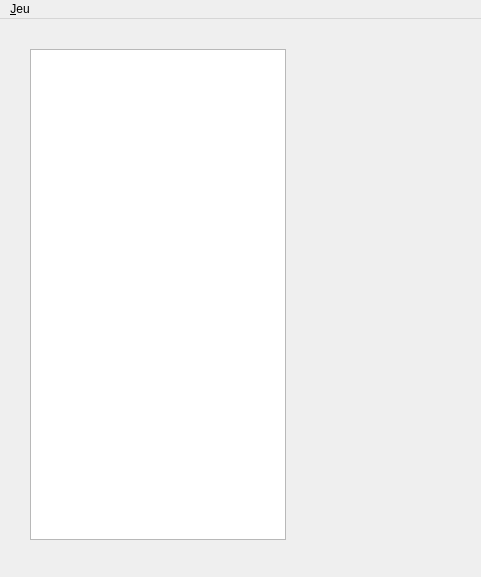
The window that mwtetris.ui (g-jouret/projetTetris) describes before a commit, drawn with Qt 5.
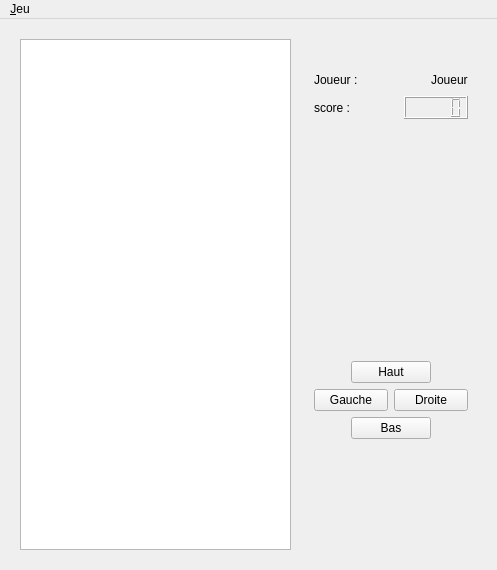
The same window after the commit.

Diff of the .ui file:
```diff
--- a/mwtetris.ui
+++ b/mwtetris.ui
@@ -6,99 +6,241 @@
    <rect>
     <x>0</x>
     <y>0</y>
-    <width>481</width>
-    <height>577</height>
+    <width>497</width>
+    <height>570</height>
    </rect>
   </property>
   <property name="windowTitle">
    <string>Tetris</string>
   </property>
   <widget class="QWidget" name="centralWidget">
-   <widget class="QTableView" name="tableView">
+   <widget class="QListView" name="listView">
     <property name="geometry">
      <rect>
-      <x>30</x>
-      <y>30</y>
-      <width>256</width>
-      <height>491</height>
+      <x>20</x>
+      <y>20</y>
+      <width>271</width>
+      <height>511</height>
      </rect>
     </property>
-   </widget>
-   <widget class="QWidget" name="layoutWidget">
-    <property name="geometry">
-     <rect>
-      <x>310</x>
-      <y>100</y>
-      <width>148</width>
-      <height>22</height>
-     </rect>
+    <property name="acceptDrops">
+     <bool>false</bool>
     </property>
-    <layout class="QHBoxLayout" name="horizontalLayout_2">
-     <item>
-      <widget class="QLabel" name="lbScore">
-       <property name="text">
-        <string>TextLabel</string>
-       </property>
-      </widget>
-     </item>
-     <item>
-      <spacer name="horizontalSpacer_2">
-       <property name="orientation">
-        <enum>Qt::Horizontal</enum>
-       </property>
-       <property name="sizeHint" stdset="0">
-        <size>
-         <width>40</width>
-         <height>20</height>
-        </size>
-       </property>
-      </spacer>
-     </item>
-     <item>
-      <widget class="QLabel" name="lbPlayerScore">
-       <property name="text">
-        <string>TextLabel</string>
-       </property>
-      </widget>
-     </item>
-    </layout>
+    <property name="dragDropMode">
+     <enum>QAbstractItemView::InternalMove</enum>
+    </property>
+    <property name="resizeMode">
+     <enum>QListView::Adjust</enum>
+    </property>
+    <property name="gridSize">
+     <size>
+      <width>10</width>
+      <height>20</height>
+     </size>
+    </property>
+    <property name="viewMode">
+     <enum>QListView::IconMode</enum>
+    </property>
    </widget>
    <widget class="QWidget" name="">
     <property name="geometry">
      <rect>
-      <x>310</x>
-      <y>50</y>
-      <width>148</width>
-      <height>22</height>
+      <x>303</x>
+      <y>40</y>
+      <width>176</width>
+      <height>391</height>
      </rect>
     </property>
-    <layout class="QHBoxLayout" name="horizontalLayout">
+    <layout class="QVBoxLayout" name="verticalLayout">
      <item>
-      <widget class="QLabel" name="lbName">
-       <property name="text">
-        <string>TextLabel</string>
-       </property>
-      </widget>
+      <layout class="QHBoxLayout" name="horizontalLayout">
+       <item>
+        <widget class="QLabel" name="lbName">
+         <property name="text">
+          <string>Joueur :</string>
+         </property>
+        </widget>
+       </item>
+       <item>
+        <spacer name="horizontalSpacer">
+         <property name="orientation">
+          <enum>Qt::Horizontal</enum>
+         </property>
+         <property name="sizeHint" stdset="0">
+          <size>
+           <width>40</width>
+           <height>20</height>
+          </size>
+         </property>
+        </spacer>
+       </item>
+       <item>
+        <widget class="QLabel" name="lbPlayerName">
+         <property name="text">
+          <string>Joueur</string>
+         </property>
+        </widget>
+       </item>
+      </layout>
      </item>
      <item>
-      <spacer name="horizontalSpacer">
+      <layout class="QHBoxLayout" name="horizontalLayout_2">
+       <item>
+        <widget class="QLabel" name="lbScore">
+         <property name="text">
+          <string>score :</string>
+         </property>
+        </widget>
+       </item>
+       <item>
+        <spacer name="horizontalSpacer_2">
+         <property name="orientation">
+          <enum>Qt::Horizontal</enum>
+         </property>
+         <property name="sizeHint" stdset="0">
+          <size>
+           <width>40</width>
+           <height>20</height>
+          </size>
+         </property>
+        </spacer>
+       </item>
+       <item>
+        <widget class="QLCDNumber" name="lcdNumPlayerScore"/>
+       </item>
+      </layout>
+     </item>
+     <item>
+      <spacer name="verticalSpacer">
        <property name="orientation">
-        <enum>Qt::Horizontal</enum>
+        <enum>Qt::Vertical</enum>
        </property>
        <property name="sizeHint" stdset="0">
         <size>
-         <width>40</width>
-         <height>20</height>
+         <width>20</width>
+         <height>40</height>
         </size>
        </property>
       </spacer>
      </item>
      <item>
-      <widget class="QLabel" name="lbPlayerName">
-       <property name="text">
-        <string>TextLabel</string>
-       </property>
-      </widget>
+      <layout class="QHBoxLayout" name="horizontalLayout_3">
+       <item>
+        <spacer name="horizontalSpacer_3">
+         <property name="orientation">
+          <enum>Qt::Horizontal</enum>
+         </property>
+         <property name="sizeHint" stdset="0">
+          <size>
+           <width>40</width>
+           <height>20</height>
+          </size>
+         </property>
+        </spacer>
+       </item>
+       <item>
+        <widget class="QPushButton" name="btnUp">
+         <property name="sizePolicy">
+          <sizepolicy hsizetype="Fixed" vsizetype="Fixed">
+           <horstretch>80</horstretch>
+           <verstretch>20</verstretch>
+          </sizepolicy>
+         </property>
+         <property name="text">
+          <string>Haut</string>
+         </property>
+         <property name="shortcut">
+          <string>Up</string>
+         </property>
+        </widget>
+       </item>
+       <item>
+        <spacer name="horizontalSpacer_4">
+         <property name="orientation">
+          <enum>Qt::Horizontal</enum>
+         </property>
+         <property name="sizeHint" stdset="0">
+          <size>
+           <width>40</width>
+           <height>20</height>
+          </size>
+         </property>
+        </spacer>
+       </item>
+      </layout>
+     </item>
+     <item>
+      <layout class="QHBoxLayout" name="horizontalLayout_4">
+       <item>
+        <widget class="QPushButton" name="btnLeft">
+         <property name="sizePolicy">
+          <sizepolicy hsizetype="Fixed" vsizetype="Fixed">
+           <horstretch>80</horstretch>
+           <verstretch>20</verstretch>
+          </sizepolicy>
+         </property>
+         <property name="text">
+          <string>Gauche</string>
+         </property>
+         <property name="shortcut">
+          <string>Left</string>
+         </property>
+        </widget>
+       </item>
+       <item>
+        <widget class="QPushButton" name="btnRight">
+         <property name="text">
+          <string>Droite</string>
+         </property>
+         <property name="shortcut">
+          <string>Right</string>
+         </property>
+        </widget>
+       </item>
+      </layout>
+     </item>
+     <item>
+      <layout class="QHBoxLayout" name="horizontalLayout_5">
+       <item>
+        <spacer name="horizontalSpacer_5">
+         <property name="orientation">
+          <enum>Qt::Horizontal</enum>
+         </property>
+         <property name="sizeHint" stdset="0">
+          <size>
+           <width>40</width>
+           <height>20</height>
+          </size>
+         </property>
+        </spacer>
+       </item>
+       <item>
+        <widget class="QPushButton" name="btnDown">
+         <property name="sizePolicy">
+          <sizepolicy hsizetype="Fixed" vsizetype="Fixed">
+           <horstretch>80</horstretch>
+           <verstretch>20</verstretch>
+          </sizepolicy>
+         </property>
+         <property name="text">
+          <string>Bas</string>
+         </property>
+        </widget>
+       </item>
+       <item>
+        <spacer name="horizontalSpacer_6">
+         <property name="orientation">
+          <enum>Qt::Horizontal</enum>
+         </property>
+         <property name="sizeHint" stdset="0">
+          <size>
+           <width>40</width>
+           <height>20</height>
+          </size>
+         </property>
+        </spacer>
+       </item>
+      </layout>
      </item>
     </layout>
    </widget>
@@ -108,7 +250,7 @@
     <rect>
      <x>0</x>
      <y>0</y>
-     <width>481</width>
+     <width>497</width>
      <height>20</height>
     </rect>
    </property>
```
Left out of the diff: 33 changed lines with no effect on the pictures.
